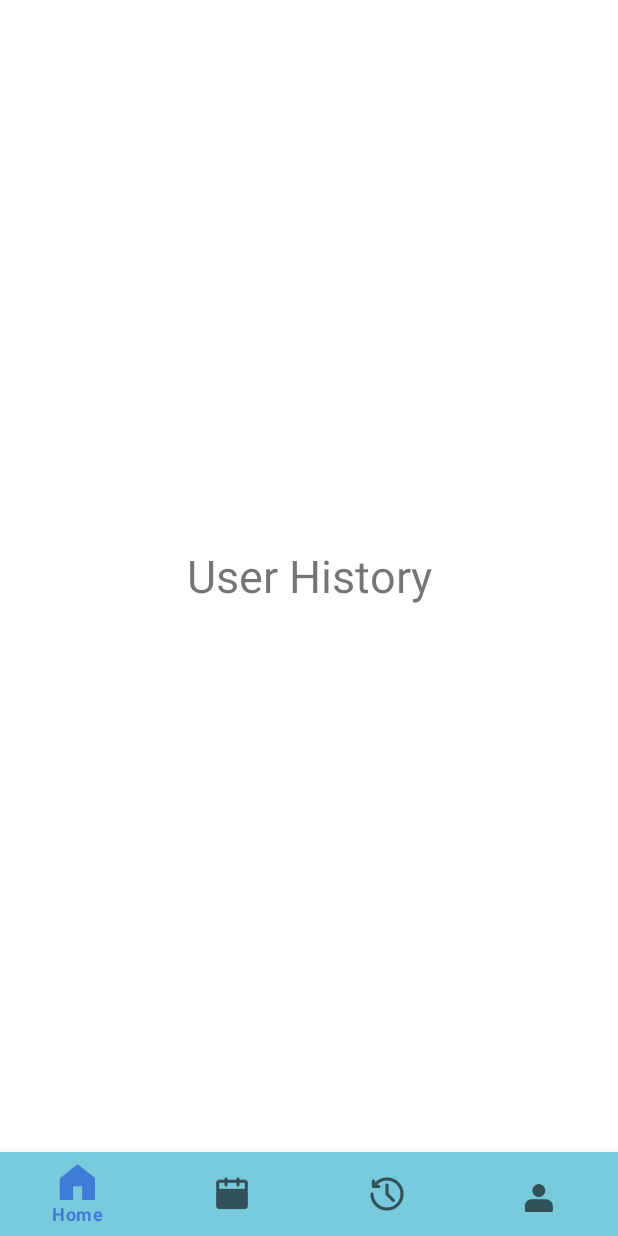
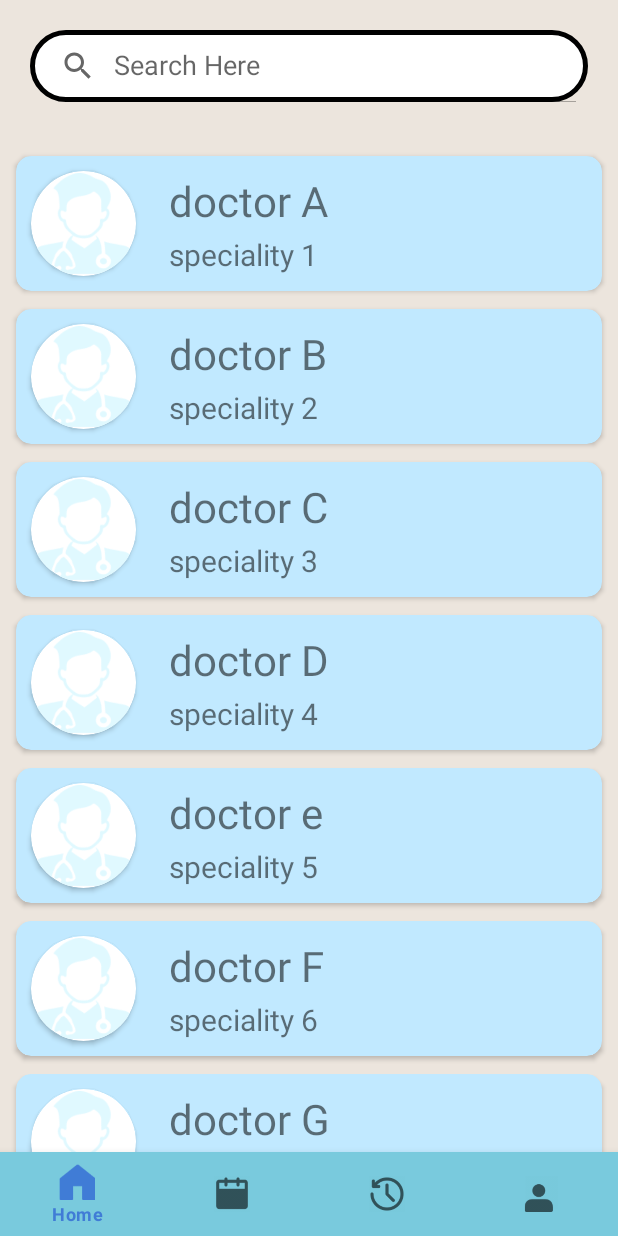
Before and after one commit to SomyaJain-30/Patient-Side-App, an Android app: the fragment ClockFragment placed in its activity, on a phone screen of 412 x 824 dp. Run offline under Robolectric (Android 15) with nearby library versions, the phone set to English and light mode, and no system bars.

Commit message:
doctor list

```diff
--- a/app/src/main/AndroidManifest.xml
+++ b/app/src/main/AndroidManifest.xml
@@ -21,7 +21,7 @@
         android:theme="@style/Theme.Btp_prop1"
         tools:targetApi="31">
         <activity
-            android:name=".Home"
+            android:name=".MainActivity"
             android:exported="false">
             <meta-data
                 android:name="android.app.lib_name"
@@ -38,7 +38,7 @@
             android:name=".Chatbot"
             android:exported="false" />
         <activity
-            android:name=".MainActivity"
+            android:name=".Home"
             android:exported="false">
             <meta-data
                 android:name="android.app.lib_name"
--- a/app/src/main/java/com/example/btp_prop1/ClockFragment.java
+++ b/app/src/main/java/com/example/btp_prop1/ClockFragment.java
@@ -3,19 +3,46 @@ package com.example.btp_prop1;
 import android.os.Bundle;
 
 import androidx.fragment.app.Fragment;
+import androidx.recyclerview.widget.LinearLayoutManager;
+import androidx.recyclerview.widget.RecyclerView;
 
 import android.view.LayoutInflater;
 import android.view.View;
 import android.view.ViewGroup;
 
+import java.util.ArrayList;
+
 
 public class ClockFragment extends Fragment {
+    ArrayList<contactModel> doctorList = new ArrayList<>();
+
 
 
     @Override
     public View onCreateView(LayoutInflater inflater, ViewGroup container,
                              Bundle savedInstanceState) {
         // Inflate the layout for this fragment
-        return inflater.inflate(R.layout.fragment_clock, container, false);
+        View view = inflater.inflate(R.layout.fragment_clock, container, false);
+
+
+        RecyclerView recyclerView = view.findViewById(R.id.recycler_doctor_list_fragment_clock);
+        recyclerView.setLayoutManager(new LinearLayoutManager(getContext()));
+
+        doctorList.add(new contactModel(R.drawable.doctor_image,"doctor A", "speciality 1"));
+        doctorList.add(new contactModel(R.drawable.doctor_image,"doctor B", "speciality 2"));
+        doctorList.add(new contactModel(R.drawable.doctor_image,"doctor C", "speciality 3"));
+        doctorList.add(new contactModel(R.drawable.doctor_image,"doctor D", "speciality 4"));
+        doctorList.add(new contactModel(R.drawable.doctor_image,"doctor e", "speciality 5"));
+        doctorList.add(new contactModel(R.drawable.doctor_image,"doctor F", "speciality 6"));
+        doctorList.add(new contactModel(R.drawable.doctor_image,"doctor G", "speciality 7"));
+        doctorList.add(new contactModel(R.drawable.doctor_image,"doctor H", "speciality 8"));
+        doctorList.add(new contactModel(R.drawable.doctor_image,"doctor I", "speciality 9"));
+        doctorList.add(new contactModel(R.drawable.doctor_image,"doctor J", "speciality 10"));
+
+        RecyclerDoctorListAdapter adapter = new RecyclerDoctorListAdapter(getContext(),doctorList);
+        recyclerView.setAdapter(adapter);
+
+        return view;
+
     }
 }
--- /dev/null
+++ b/app/src/main/java/com/example/btp_prop1/RecyclerDoctorListAdapter.java
@@ -0,0 +1,58 @@
+package com.example.btp_prop1;
+
+import android.content.Context;
+import android.view.LayoutInflater;
+import android.view.View;
+import android.view.ViewGroup;
+import android.widget.ImageView;
+import android.widget.TextView;
+
+import androidx.annotation.NonNull;
+import androidx.recyclerview.widget.RecyclerView;
+
+import java.util.ArrayList;
+
+public class RecyclerDoctorListAdapter extends RecyclerView.Adapter<RecyclerDoctorListAdapter.viewHolder> {
+
+    Context context;
+    ArrayList<contactModel> doctorList;
+    RecyclerDoctorListAdapter(Context context, ArrayList<contactModel> doctorList)
+    {
+        this.context = context;
+        this.doctorList = doctorList;
+    }
+
+    @NonNull
+    @Override
+    public viewHolder onCreateViewHolder(@NonNull ViewGroup parent, int viewType) {
+        View view = LayoutInflater.from(context).inflate(R.layout.doctor_list_for_fragment_clock,parent,false);
+        viewHolder viewHolder = new viewHolder(view);
+        return viewHolder;
+    }
+
+    @Override
+    public void onBindViewHolder(@NonNull viewHolder holder, int position) {
+        holder.imageDoctor.setImageResource(doctorList.get(position).image);
+        holder.txtname.setText(doctorList.get(position).name);
+        holder.txtspeciality.setText(doctorList.get(position).speciality);
+    }
+
+    @Override
+    public int getItemCount() {
+        return doctorList.size();
+    }
+
+    public class viewHolder extends RecyclerView.ViewHolder
+    {
+        TextView txtname,txtspeciality;
+        ImageView imageDoctor;
+        public viewHolder(@NonNull View itemView)
+        {
+            super(itemView);
+            txtname = itemView.findViewById(R.id.name_doctor_list_card);
+            txtspeciality = itemView.findViewById(R.id.speciality_docto_list_card);
+            imageDoctor = itemView.findViewById(R.id.doctor_image_doctor_list_card);
+
+        }
+    }
+}
--- /dev/null
+++ b/app/src/main/java/com/example/btp_prop1/contactModel.java
@@ -0,0 +1,13 @@
+package com.example.btp_prop1;
+
+public class contactModel
+{
+    int image;
+    String name, speciality;
+
+    public contactModel(int image, String name, String speciality){
+        this.image= image;
+        this.name= name;
+        this.speciality=speciality;
+    }
+}
--- /dev/null
+++ b/app/src/main/res/drawable/my_location_image.xml
@@ -0,0 +1,5 @@
+<vector android:height="24dp" android:tint="#FFFFFF"
+    android:viewportHeight="24" android:viewportWidth="24"
+    android:width="24dp" xmlns:android="http://schemas.android.com/apk/res/android">
+    <path android:fillColor="@android:color/white" android:pathData="M12,8c-2.21,0 -4,1.79 -4,4s1.79,4 4,4 4,-1.79 4,-4 -1.79,-4 -4,-4zM20.94,11c-0.46,-4.17 -3.77,-7.48 -7.94,-7.94L13,1h-2v2.06C6.83,3.52 3.52,6.83 3.06,11L1,11v2h2.06c0.46,4.17 3.77,7.48 7.94,7.94L11,23h2v-2.06c4.17,-0.46 7.48,-3.77 7.94,-7.94L23,13v-2h-2.06zM12,19c-3.87,0 -7,-3.13 -7,-7s3.13,-7 7,-7 7,3.13 7,7 -3.13,7 -7,7z"/>
+</vector>
--- /dev/null
+++ b/app/src/main/res/drawable/search_view_background.xml
@@ -0,0 +1,12 @@
+<?xml version="1.0" encoding="utf-8"?>
+<shape xmlns:android="http://schemas.android.com/apk/res/android">
+
+    <corners android:radius="50dp"/>
+    <solid android:color="@color/white"/>
+    <stroke
+        android:color="@color/black"
+        android:width="3dp"/>
+
+
+
+</shape>
--- a/app/src/main/res/layout/activity_main.xml
+++ b/app/src/main/res/layout/activity_main.xml
@@ -10,7 +10,7 @@
     <LinearLayout
         android:id="@+id/linearLayout"
         android:layout_width="match_parent"
-        android:layout_height="301dp"
+        android:layout_height="wrap_content"
         android:background="#E0F9FF"
         android:orientation="vertical"
         app:layout_constraintBottom_toBottomOf="parent"
@@ -82,7 +82,8 @@
         <TextView
             android:layout_width="wrap_content"
             android:layout_height="wrap_content"
-            android:layout_marginLeft="240dp"
+            android:layout_marginLeft="230dp"
+            android:layout_marginBottom="20dp"
             android:text="Doctor's Login?"
             android:textColor="@color/drblue"
             android:textSize="20dp"
--- /dev/null
+++ b/app/src/main/res/layout/doctor_list_for_fragment_clock.xml
@@ -0,0 +1,60 @@
+<?xml version="1.0" encoding="utf-8"?>
+
+<LinearLayout xmlns:android="http://schemas.android.com/apk/res/android"
+    android:layout_width="match_parent"
+    android:layout_height="wrap_content"
+    android:gravity="center"
+    xmlns:app="http://schemas.android.com/apk/res-auto">
+
+    <androidx.cardview.widget.CardView
+        android:id="@+id/cardview_doctor_list_card"
+        android:layout_width="match_parent"
+        android:layout_height="wrap_content"
+        app:cardCornerRadius="10dp"
+        app:cardUseCompatPadding="true"
+        app:cardBackgroundColor="#C1E9FF">
+
+
+        <androidx.cardview.widget.CardView
+            android:layout_width="70dp"
+            android:layout_height="70dp"
+            android:layout_margin="10dp"
+            app:cardCornerRadius="60dp">
+
+            <ImageView
+                android:id="@+id/doctor_image_doctor_list_card"
+                android:layout_width="wrap_content"
+                android:layout_height="wrap_content"
+                android:layout_gravity="center"
+                android:src="@drawable/doctor_image">
+            </ImageView>
+        </androidx.cardview.widget.CardView>
+
+        <LinearLayout
+            android:layout_width="match_parent"
+            android:layout_height="wrap_content"
+            android:layout_marginLeft="80dp"
+            android:layout_marginRight="35dp"
+            android:layout_gravity="center"
+            android:orientation="vertical">
+
+            <TextView
+                android:id="@+id/name_doctor_list_card"
+                android:layout_width="wrap_content"
+                android:layout_height="wrap_content"
+                android:text="Name"
+                android:textSize="28sp"
+                android:layout_marginBottom="3dp" />
+            <TextView
+                android:id="@+id/speciality_docto_list_card"
+                android:layout_width="wrap_content"
+                android:layout_height="wrap_content"
+                android:text="Speciality"
+                android:textSize="20sp"/>
+
+        </LinearLayout>
+
+
+    </androidx.cardview.widget.CardView>
+
+</LinearLayout>
--- a/app/src/main/res/layout/fragment_clock.xml
+++ b/app/src/main/res/layout/fragment_clock.xml
@@ -1,18 +1,34 @@
 <?xml version="1.0" encoding="utf-8"?>
-<FrameLayout xmlns:android="http://schemas.android.com/apk/res/android"
+<LinearLayout xmlns:android="http://schemas.android.com/apk/res/android"
     xmlns:tools="http://schemas.android.com/tools"
     android:layout_width="match_parent"
     android:layout_height="match_parent"
-    android:background="@color/white"
+    android:background="#ece5dd"
     tools:context=".ClockFragment"
-    >
 
-    <!-- TODO: Update blank fragment layout -->
-    <TextView
+    android:orientation="vertical">
+
+    <SearchView
         android:layout_width="match_parent"
-        android:layout_height="match_parent"
-        android:text="User History"
-        android:textSize="30dp"
-        android:gravity="center"/>
+        android:layout_marginTop="20dp"
+        android:layout_marginHorizontal="20dp"
+        android:iconifiedByDefault="false"
+        android:queryHint="Search Here"
+        android:background="@drawable/search_view_background"
+        android:layout_height="wrap_content">
 
-</FrameLayout>
+    </SearchView>
+    <androidx.recyclerview.widget.RecyclerView
+        android:layout_marginTop="30dp"
+        android:id="@+id/recycler_doctor_list_fragment_clock"
+        android:layout_width="match_parent"
+        android:layout_height="wrap_content"
+        android:layout_marginHorizontal="5dp">
+
+    </androidx.recyclerview.widget.RecyclerView>
+
+
+
+
+
+</LinearLayout>
--- a/app/src/main/res/layout/fragment_profile.xml
+++ b/app/src/main/res/layout/fragment_profile.xml
@@ -3,7 +3,7 @@
     xmlns:app="http://schemas.android.com/apk/res-auto"
     xmlns:tools="http://schemas.android.com/tools"
     android:layout_width="match_parent"
-    android:background="@color/white"
+    android:background="#E0F9FF"
     android:layout_height="match_parent"
     tools:context=".ProfileFragment">
 
```
Also changed, not shown: app/src/main/res/layout/activity_form.xml (+12 -11 lines), app/src/main/res/layout/activity_otp_page.xml (+35 -29 lines), app/src/main/res/layout/fragment_home.xml (+57 -32 lines).
